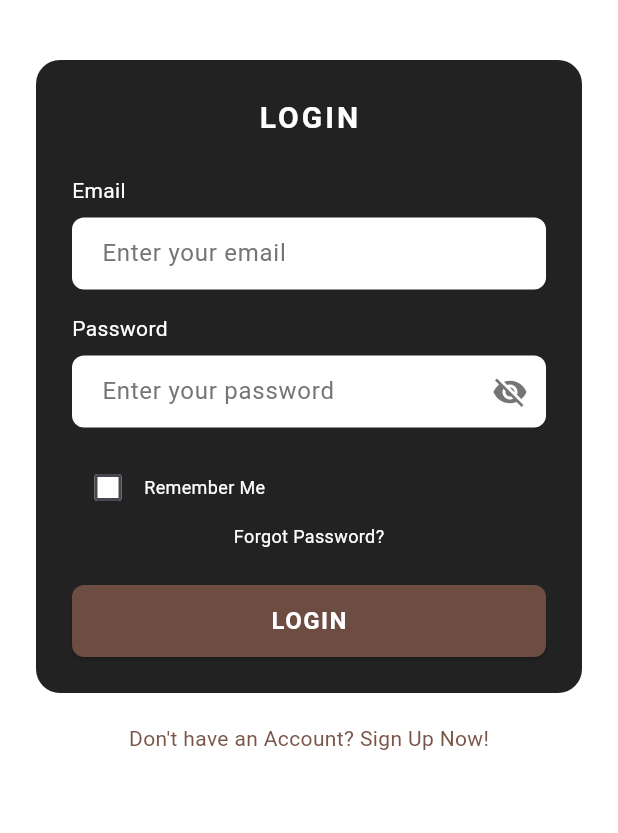
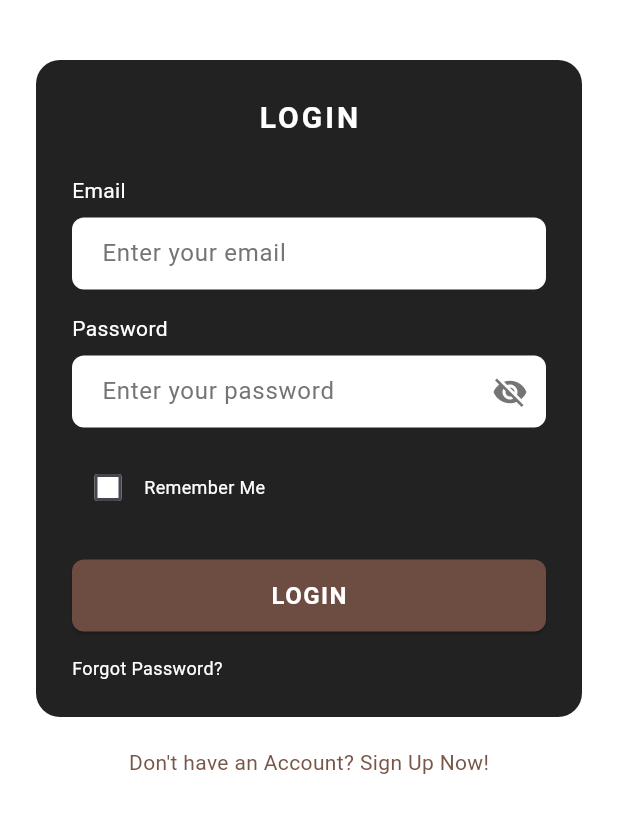
Before and after one commit to christcharlgabales/BillboardTH, a Flutter app: the screen it shows after launch, on a phone screen of 412 x 824 dp, the part 375-1208 px from its top. Run offline on Flutter 3.47's test engine with Material 3 defaults, Android fonts, the phone set to English and light mode, and no system bars; our stand-ins replace geolocator, google_maps_flutter, supabase, supabase_flutter; accounts and stored records are empty; Roboto replaces fonts that are missing (Arial).

Commit message:
fix: temp fixing of login layout

```diff
--- a/lib/screens/login_screen.dart
+++ b/lib/screens/login_screen.dart
@@ -3,7 +3,7 @@ import 'package:provider/provider.dart';
 import '../services/auth_service.dart';
 import '../services/supabase_service.dart';
 import 'signup_screen.dart';
-import 'package:supabase/supabase.dart';  // Import Supabase
+import 'package:supabase/supabase.dart'; // Import Supabase
 
 class LoginScreen extends StatefulWidget {
   @override
@@ -237,8 +237,6 @@ class _LoginScreenState extends State<LoginScreen> {
                           },
                         ),
                         SizedBox(height: 16),
-                        Column(
-                          children: [
                         Row(
                           children: [
                             Checkbox(
@@ -250,15 +248,6 @@ class _LoginScreenState extends State<LoginScreen> {
                             Text(
                               'Remember Me',
                               style: TextStyle(color: Colors.white, fontSize: 12),
-                                ),
-                              ],
-                            ),
-                            GestureDetector(
-                              onTap: _showForgotPasswordDialog,
-                              child: Text(
-                                'Forgot Password?',
-                                style: TextStyle(color: Colors.white, fontSize: 12),
-                              ),
                             ),
                           ],
                         ),
@@ -285,6 +274,15 @@ class _LoginScreenState extends State<LoginScreen> {
                                       letterSpacing: 1,
                                     ),
                                   ),
+                          ),
+                        ),
+                        // Forgot Password below the login button
+                        SizedBox(height: 16),
+                        GestureDetector(
+                          onTap: _showForgotPasswordDialog,
+                          child: Text(
+                            'Forgot Password?',
+                            style: TextStyle(color: Colors.white, fontSize: 12),
                           ),
                         ),
                       ],
```
Lines whose indentation alone changed are shown as unchanged.
